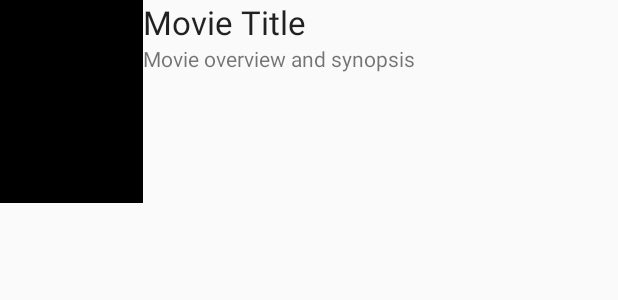
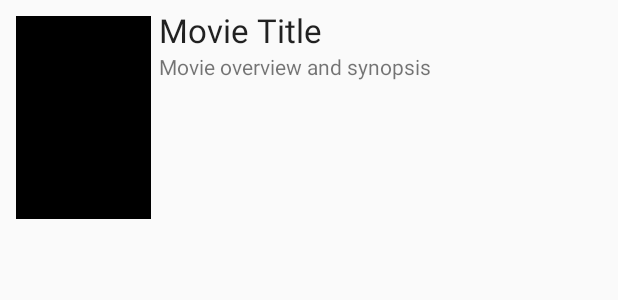
Before and after one commit to angsalacata/Flixster, an Android app: the layout item_movie.xml on its own in the app's theme, with its tools: preview values and no code run, on a phone screen of 412 x 824 dp. Shown: the top 300 px of the screen. Run offline under Robolectric (Android 15) with nearby library versions, the phone set to English and light mode, and no system bars.

```diff
--- a/app/src/main/java/com/example/angsala/flixster/models/Movie.java
+++ b/app/src/main/java/com/example/angsala/flixster/models/Movie.java
@@ -13,7 +13,7 @@ public class Movie {
 
     //intialize from JSON data
     public Movie(JSONObject jobject) throws JSONException {
-        //let it throuw the exception
+        //let it throw the exception
         title = jobject.getString("title");
         overview = jobject.getString("overview");
         posterPath = jobject.getString("poster_path");
--- a/app/src/main/res/layout/item_movie.xml
+++ b/app/src/main/res/layout/item_movie.xml
@@ -1,32 +1,34 @@
 <?xml version="1.0" encoding="utf-8"?>
 <RelativeLayout xmlns:android="http://schemas.android.com/apk/res/android"
     xmlns:app="http://schemas.android.com/apk/res-auto"
-    android:id="@+id/imvPosterImage"
     android:layout_width="match_parent"
-    android:layout_height="match_parent">
+    android:layout_height="wrap_content"
+    android:layout_margin="5dp">
+
 
     <ImageView
-        android:id="@+id/imageView"
-        android:layout_width="95dp"
+        android:id="@+id/imvPosterImage"
+        android:layout_width="90dp"
         android:layout_height="135dp"
+        android:layout_margin = "5dp"
         android:layout_alignParentStart="true"
         android:layout_alignParentTop="true"
         app:srcCompat="@android:color/black" />
 
     <TextView
         android:id="@+id/txtvTitle"
-        android:layout_width="288dp"
+        android:layout_width="289dp"
         android:layout_height="wrap_content"
         android:layout_alignParentTop="true"
-        android:layout_toEndOf="@+id/imageView"
+        android:layout_toEndOf="@+id/imvPosterImage"
         android:text="Movie Title"
         android:textAppearance="@style/TextAppearance.AppCompat.Large" />
 
     <TextView
         android:id="@+id/txtvOverview"
-        android:layout_width="289dp"
-        android:layout_height="101dp"
+        android:layout_width="wrap_content"
+        android:layout_height="wrap_content"
         android:layout_below="@+id/txtvTitle"
-        android:layout_toEndOf="@+id/imageView"
+        android:layout_toEndOf="@+id/imvPosterImage"
         android:text="Movie overview and synopsis" />
 </RelativeLayout>
--- a/app/src/main/res/values/secrets.xml
+++ b/app/src/main/res/values/secrets.xml
@@ -1,5 +1,5 @@
 <?xml version="1.0" encoding="utf-8"?>
 <resources>
-    <string name = "api_key">04e98178249fc2a2c6cde06466288fb5 </string>string>
+    <string name = "api_key">04e98178249fc2a2c6cde06466288fb5 </string>
 //don't add this file, or use gitignore and preferences
 </resources>
```
Also changed, not shown: app/src/main/java/com/example/angsala/flixster/MovieAdapter.java (+24 -5 lines), app/src/main/java/com/example/angsala/flixster/MovieListActivity.java (+31 -11 lines).
